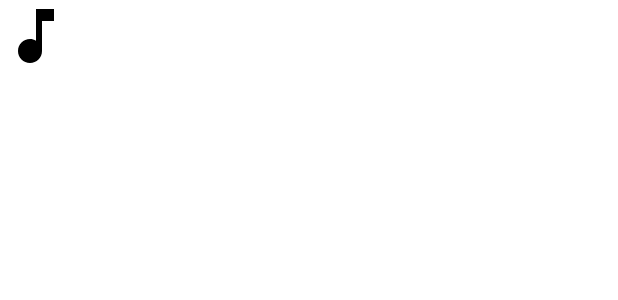
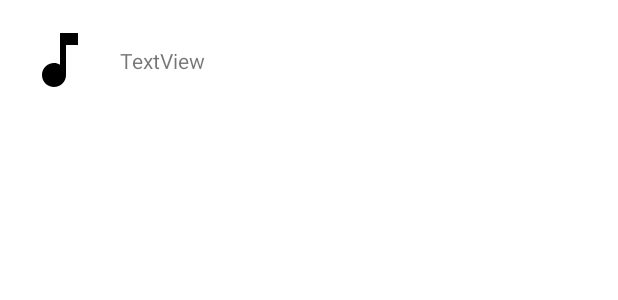
Before and after one commit to Vento32L/Idea-de-Proyecto-Android, an Android app: the layout row_song.xml on its own in the app's theme, with its tools: preview values and no code run, on a phone screen of 412 x 824 dp. Shown: the top 300 px of the screen. Run offline under Robolectric (Android 15) with nearby library versions, the phone set to English and light mode, and no system bars.

Commit message:
Cambio row_song.xml y creado AdaptadorCanciones.kt

```diff
--- /dev/null
+++ b/app/src/main/java/uan/edu/musicjmdi/AdaptadorCanciones.kt
@@ -0,0 +1,4 @@
+package uan.edu.musicjmdi
+
+class AdaptadorCanciones {
+}
--- a/app/src/main/res/layout/row_song.xml
+++ b/app/src/main/res/layout/row_song.xml
@@ -2,14 +2,28 @@
 <androidx.constraintlayout.widget.ConstraintLayout xmlns:android="http://schemas.android.com/apk/res/android"
     xmlns:app="http://schemas.android.com/apk/res-auto"
     xmlns:tools="http://schemas.android.com/tools"
+    android:id="@+id/row_listaCanciones"
     android:layout_width="match_parent"
-    android:layout_height="match_parent">
+    android:layout_height="wrap_content"
+    android:padding="8dp">
 
     <ImageView
         android:id="@+id/imageView"
         android:layout_width="wrap_content"
         android:layout_height="wrap_content"
-        app:srcCompat="@drawable/ic_baseline_music_note_48"
-        tools:layout_editor_absoluteX="122dp"
-        tools:layout_editor_absoluteY="124dp" />
+        android:layout_marginStart="8dp"
+        android:layout_marginTop="8dp"
+        app:layout_constraintStart_toStartOf="parent"
+        app:layout_constraintTop_toTopOf="parent"
+        app:srcCompat="@drawable/ic_baseline_music_note_48" />
+
+    <TextView
+        android:id="@+id/row_nombreCancion"
+        android:layout_width="wrap_content"
+        android:layout_height="wrap_content"
+        android:layout_marginStart="16dp"
+        android:text="TextView"
+        app:layout_constraintBottom_toBottomOf="@+id/imageView"
+        app:layout_constraintStart_toEndOf="@+id/imageView"
+        app:layout_constraintTop_toTopOf="@+id/imageView" />
 </androidx.constraintlayout.widget.ConstraintLayout>
```
